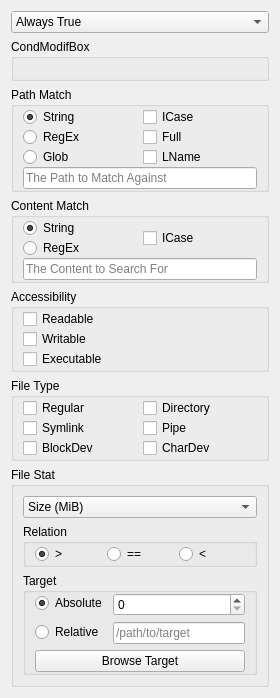
cxxsucks/SearchEverywhere, file widgets/oriepredselector.ui: the form before one commit.
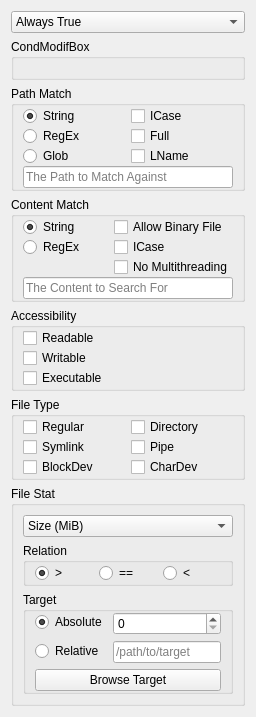
The form after the commit.

Diff of the .ui file:
```diff
--- a/widgets/oriepredselector.ui
+++ b/widgets/oriepredselector.ui
@@ -2,14 +2,6 @@
 <ui version="4.0">
  <class>seev::OriePredSelector</class>
  <widget class="QWidget" name="seev::OriePredSelector">
-  <property name="geometry">
-   <rect>
-    <x>0</x>
-    <y>0</y>
-    <width>280</width>
-    <height>698</height>
-   </rect>
-  </property>
   <property name="windowTitle">
    <string>Form</string>
   </property>
@@ -200,27 +192,41 @@
         </property>
        </widget>
       </item>
-      <item row="0" column="1" rowspan="2">
+      <item row="2" column="1">
        <widget class="QCheckBox" name="icaseContBox">
         <property name="text">
          <string>ICase</string>
         </property>
        </widget>
       </item>
-      <item row="1" column="0">
-       <widget class="QRadioButton" name="rgxContRadio">
-        <property name="text">
-         <string>RegEx</string>
-        </property>
-       </widget>
-      </item>
-      <item row="2" column="0" colspan="2">
+      <item row="4" column="0" colspan="2">
        <widget class="QLineEdit" name="contPredEdit">
         <property name="placeholderText">
          <string>The Content to Search For</string>
         </property>
        </widget>
       </item>
+      <item row="2" column="0">
+       <widget class="QRadioButton" name="rgxContRadio">
+        <property name="text">
+         <string>RegEx</string>
+        </property>
+       </widget>
+      </item>
+      <item row="3" column="1">
+       <widget class="QCheckBox" name="noCoucurContBox">
+        <property name="text">
+         <string>No Multithreading</string>
+        </property>
+       </widget>
+      </item>
+      <item row="0" column="1">
+       <widget class="QCheckBox" name="allowBinContBox">
+        <property name="text">
+         <string>Allow Binary File</string>
+        </property>
+       </widget>
+      </item>
      </layout>
     </widget>
    </item>
```
Left out of the diff: 2 changed lines with no effect on the pictures.
